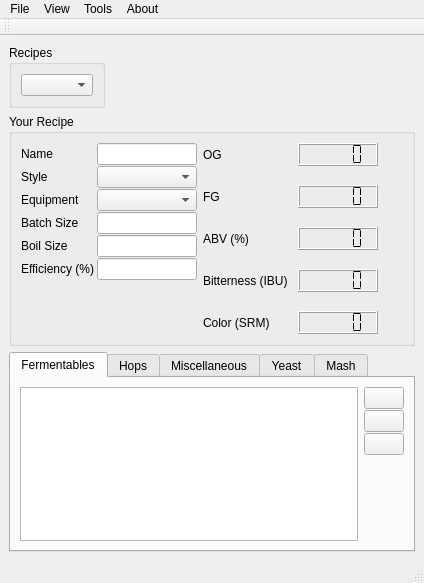
Qt form mainWindow.ui (Brewtarget/brewtarget) before a commit.
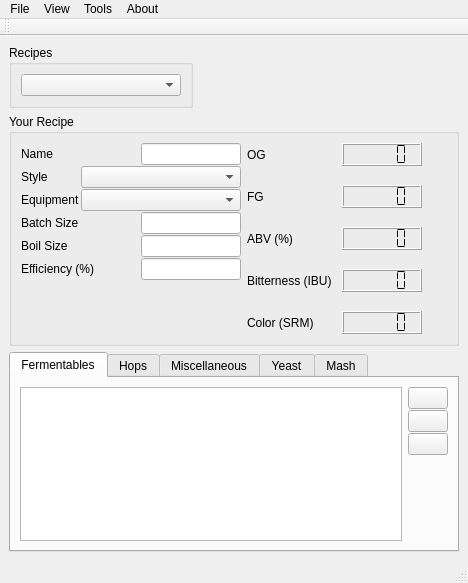
The same form after that commit. Icons and pictures are not drawn. Custom widgets are drawn as their Qt base class.

```diff
--- a/mainWindow.ui
+++ b/mainWindow.ui
@@ -6,7 +6,7 @@
    <rect>
     <x>0</x>
     <y>0</y>
-    <width>424</width>
+    <width>468</width>
     <height>583</height>
    </rect>
   </property>
@@ -25,12 +25,21 @@
         <layout class="QHBoxLayout" name="horizontalLayout_15">
          <item>
           <widget class="RecipeComboBox" name="recipeComboBox">
-           <property name="maximumSize">
+           <property name="sizePolicy">
+            <sizepolicy hsizetype="Maximum" vsizetype="Fixed">
+             <horstretch>0</horstretch>
+             <verstretch>0</verstretch>
+            </sizepolicy>
+           </property>
+           <property name="minimumSize">
             <size>
              <width>160</width>
-             <height>16777215</height>
+             <height>0</height>
             </size>
            </property>
+           <property name="sizeAdjustPolicy">
+            <enum>QComboBox::AdjustToContentsOnFirstShow</enum>
+           </property>
           </widget>
          </item>
         </layout>
@@ -43,8 +52,8 @@
         </property>
         <property name="sizeHint" stdset="0">
          <size>
-          <width>40</width>
-          <height>20</height>
+          <width>0</width>
+          <height>0</height>
          </size>
         </property>
        </spacer>
@@ -131,22 +140,19 @@
              <item>
               <widget class="StyleComboBox" name="styleComboBox">
                <property name="sizePolicy">
-                <sizepolicy hsizetype="Fixed" vsizetype="Fixed">
+                <sizepolicy hsizetype="Maximum" vsizetype="Fixed">
                  <horstretch>100</horstretch>
                  <verstretch>0</verstretch>
                 </sizepolicy>
                </property>
                <property name="minimumSize">
                 <size>
-                 <width>100</width>
+                 <width>160</width>
                  <height>0</height>
                 </size>
                </property>
-               <property name="maximumSize">
-                <size>
-                 <width>100</width>
-                 <height>16777215</height>
-                </size>
+               <property name="sizeAdjustPolicy">
+                <enum>QComboBox::AdjustToContentsOnFirstShow</enum>
                </property>
               </widget>
              </item>
@@ -170,22 +176,19 @@
              <item>
               <widget class="EquipmentComboBox" name="equipmentComboBox">
                <property name="sizePolicy">
-                <sizepolicy hsizetype="Fixed" vsizetype="Fixed">
+                <sizepolicy hsizetype="Maximum" vsizetype="Fixed">
                  <horstretch>100</horstretch>
                  <verstretch>0</verstretch>
                 </sizepolicy>
                </property>
                <property name="minimumSize">
                 <size>
-                 <width>100</width>
+                 <width>160</width>
                  <height>0</height>
                 </size>
                </property>
-               <property name="maximumSize">
-                <size>
-                 <width>100</width>
-                 <height>16777215</height>
-                </size>
+               <property name="sizeAdjustPolicy">
+                <enum>QComboBox::AdjustToContentsOnFirstShow</enum>
                </property>
               </widget>
              </item>
@@ -597,6 +600,9 @@
          </item>
          <item>
           <layout class="QVBoxLayout" name="verticalLayout_beerColor">
+           <property name="sizeConstraint">
+            <enum>QLayout::SetNoConstraint</enum>
+           </property>
            <item>
             <spacer name="verticalSpacer_2">
              <property name="orientation">
@@ -1046,7 +1052,7 @@
     <rect>
      <x>0</x>
      <y>0</y>
-     <width>424</width>
+     <width>468</width>
      <height>23</height>
     </rect>
    </property>
```
